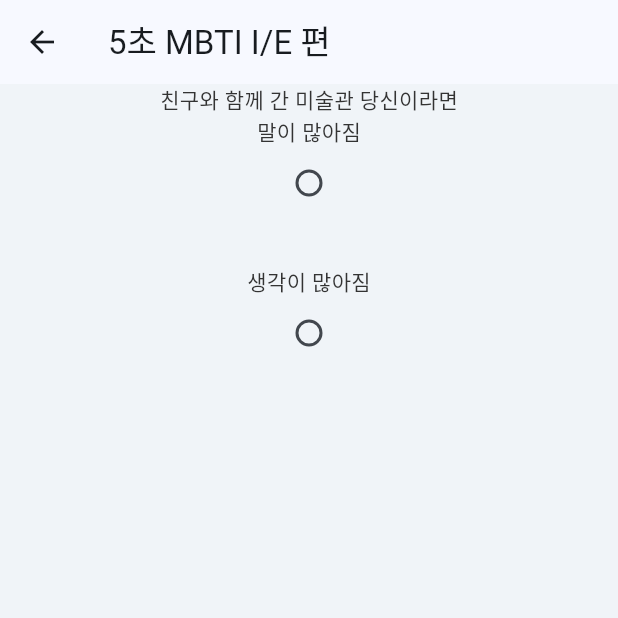
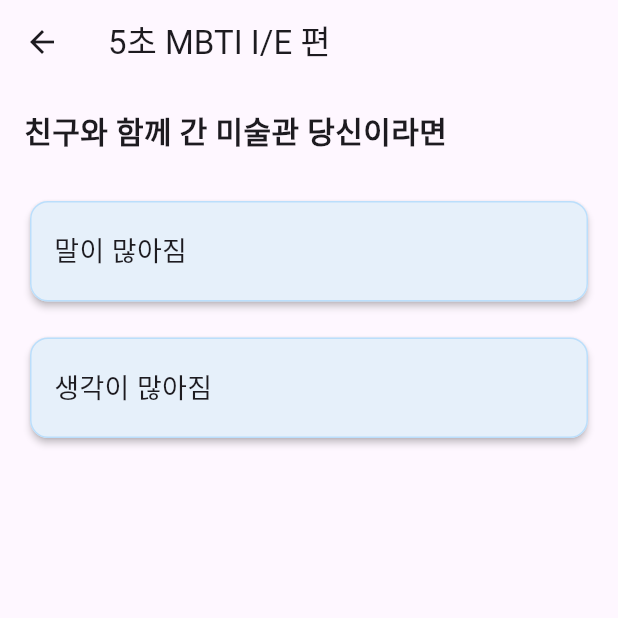
Before and after one commit to BaeSeongJin02/mobile, a Flutter app: the screen it shows after launch, after a tap on "MBTI", on a phone screen of 412 x 824 dp, the top half of it. Run offline on Flutter 3.47's test engine with Material 3 defaults, Android fonts, the phone set to English and light mode, and no system bars; our stand-ins replace firebase_analytics, firebase_core, firebase_remote_config, google_mobile_ads; accounts and stored records are empty; network calls fail.

```diff
--- a/personalitytest/lib/main.dart
+++ b/personalitytest/lib/main.dart
@@ -1,13 +1,11 @@
 import 'package:flutter/material.dart';
-import 'main/main_list_page.dart'; // MainPage 정의된 파일
-import 'package:firebase_core/firebase_core.dart';
-import 'firebase_options.dart';
+import 'package:flutter/services.dart';
+import 'dart:convert';
 
-void main() async {
+import '../sub/question_page.dart'; // 이미 쓰고 있던 페이지
+
+void main() {
   WidgetsFlutterBinding.ensureInitialized();
-  await Firebase.initializeApp(
-    options: DefaultFirebaseOptions.currentPlatform,
-  );
   runApp(const MyApp());
 }
 
@@ -16,21 +14,127 @@ class MyApp extends StatelessWidget {
 
   @override
   Widget build(BuildContext context) {
-    return MaterialApp(
-      title: 'PersonalityTest',
-      theme: ThemeData(
-        useMaterial3: true,
-        colorScheme: ColorScheme.fromSeed(
-          seedColor: const Color(0xFFA7C7E7),
-          brightness: Brightness.light,
-        ),
-        scaffoldBackgroundColor: const Color(0xFFF0F4F8),
-        cardColor: const Color(0xFFE6F0FA),
-        textTheme: const TextTheme(
-          bodyMedium: TextStyle(color: Color(0xFF333333)),
-        ),
-      ),
-      home: const MainPage(), //수정된 부분
+    return const MaterialApp(
+      debugShowCheckedModeBanner: false,
+      home: MainPage(),
     );
   }
 }
+
+class MainPage extends StatefulWidget {
+  const MainPage({super.key});
+
+  @override
+  State<MainPage> createState() => _MainPage();
+}
+
+class _MainPage extends State<MainPage> {
+  // 로컬 JSON만 사용 (Firebase, RemoteConfig, AdMob 전부 제거)
+  Future<String> loadAsset() async {
+    return await rootBundle.loadString('res/api/list.json');
+  }
+
+  @override
+  Widget build(BuildContext context) {
+    return Scaffold(
+      backgroundColor: const Color(0xFFF0F4F8),
+      body: SafeArea(
+        child: Column(
+          children: [
+            const SizedBox(height: 20),
+
+            // 상단 제목 (RemoteConfig 대신 고정 텍스트)
+            const Text(
+              '심리 테스트',
+              style: TextStyle(
+                fontSize: 24,
+                fontWeight: FontWeight.bold,
+                color: Color(0xFF336699),
+              ),
+            ),
+
+            const SizedBox(height: 20),
+
+            // 테스트 리스트
+            Expanded(
+              child: FutureBuilder<String>(
+                future: loadAsset(),
+                builder: (context, snapshot) {
+                  if (snapshot.connectionState == ConnectionState.waiting) {
+                    return const Center(child: CircularProgressIndicator());
+                  }
+
+                  if (snapshot.hasError) {
+                    return const Center(
+                      child: Text('JSON 파일을 불러오는 중 오류가 발생했습니다.'),
+                    );
+                  }
+
+                  if (!snapshot.hasData) {
+                    return const Center(
+                      child: Text('데이터를 불러올 수 없습니다.'),
+                    );
+                  }
+
+                  final list = jsonDecode(snapshot.data!);
+
+                  return ListView.builder(
+                    padding: const EdgeInsets.symmetric(horizontal: 16),
+                    itemCount: list['count'],
+                    itemBuilder: (context, index) {
+                      final item = list['questions'][index];
+                      return Padding(
+                        padding: const EdgeInsets.symmetric(vertical: 8),
+                        child: Card(
+                          color: const Color(0xFFE6F0FA),
+                          elevation: 2,
+                          shape: RoundedRectangleBorder(
+                            borderRadius: BorderRadius.circular(12),
+                          ),
+                          child: ListTile(
+                            title: Text(
+                              item['title'].toString(),
+                              style: const TextStyle(
+                                fontSize: 16,
+                                color: Color(0xFF333333),
+                              ),
+                            ),
+                            trailing: const Icon(
+                              Icons.arrow_forward_ios,
+                              color: Color(0xFF336699),
+                              size: 18,
+                            ),
+                            onTap: () {
+                              Navigator.of(context).push(
+                                MaterialPageRoute(
+                                  builder: (_) => QuestionPage(
+                                    question: item['file'],
+                                  ),
+                                ),
+                              );
+                            },
+                          ),
+                        ),
+                      );
+                    },
+                  );
+                },
+              ),
+            ),
+
+            const Padding(
+              padding: EdgeInsets.only(bottom: 12),
+              child: Text(
+                '인공지능공학부 20214275 배성진',
+                style: TextStyle(
+                  fontSize: 14,
+                  color: Color(0xFF999999),
+                ),
+              ),
+            ),
+          ],
+        ),
+      ),
+    );
+  }
+}
--- a/personalitytest/lib/main/main_list_page.dart
+++ b/personalitytest/lib/main/main_list_page.dart
@@ -2,41 +2,66 @@ import 'package:flutter/material.dart';
 import 'package:flutter/services.dart';
 import 'dart:convert';
 import '../sub/question_page.dart';
-import 'package:firebase_analytics/firebase_analytics.dart'; // 추가
-import 'package:firebase_remote_config/firebase_remote_config.dart'; // 추가
+import 'package:firebase_analytics/firebase_analytics.dart';
+import 'package:firebase_remote_config/firebase_remote_config.dart';
 
-class MainPage extends StatefulWidget{
+// 광고 패키지 추가
+import 'package:google_mobile_ads/google_mobile_ads.dart';
+
+class MainPage extends StatefulWidget {
   const MainPage({super.key});
 
   @override
-  State<StatefulWidget> createState(){
+  State<StatefulWidget> createState() {
     return _MainPage();
   }
 }
 
 class _MainPage extends State<MainPage> {
+  final FirebaseRemoteConfig remoteConfig = FirebaseRemoteConfig.instance;
 
-  final FirebaseRemoteConfig remoteConfig = FirebaseRemoteConfig.instance; // 추가
+  String welcomeTitle = '';
+  bool bannerUse = false;
+  int itemHeight = 50;
 
-  String welcomeTitle = ''; // 추가
-  bool bannerUse = false; // 추가
-  int itemHeight = 50; // 추가
+  BannerAd? _bannerAd; // 배너 광고 객체
 
   @override
   void initState() {
     super.initState();
     remoteConfigInit();
+    loadBannerAd(); // 광고 로드
   }
 
+  // 🔹 광고 초기화 함수
+  void loadBannerAd() {
+    _bannerAd = BannerAd(
+      adUnitId: 'ca-app-pub-3940256099942544/6300978111', // 테스트 광고 ID
+      size: AdSize.banner,
+      request: const AdRequest(),
+      listener: BannerAdListener(
+        onAdLoaded: (Ad ad) {
+          print("광고 로드 완료");
+          setState(() {});
+        },
+        onAdFailedToLoad: (Ad ad, LoadAdError error) {
+          print("광고 로드 실패: $error");
+          ad.dispose();
+        },
+      ),
+    )..load();
+  }
+
+  // 🔹 RemoteConfig 정보 불러오기
   void remoteConfigInit() async {
     await remoteConfig.fetch();
-    await remoteConfig.activate(); // activate()를 명시적으로 호출하기
+    await remoteConfig.activate();
 
     welcomeTitle = remoteConfig.getString('welcome');
     bannerUse = remoteConfig.getBool('banner');
     itemHeight = remoteConfig.getInt('item_height');
 
-    setState(() {}); // 값 변경 후 UI 업데이트
+    setState(() {});
   }
 
   Future<String> loadAsset() async {
@@ -46,35 +71,39 @@ class _MainPage extends State<MainPage> {
   @override
   Widget build(BuildContext context) {
     return Scaffold(
-      backgroundColor: const Color(0xFFF0F4F8), // 전체 배경 파스텔 블루
+      backgroundColor: const Color(0xFFF0F4F8), // 파스텔 블루 배경
       body: SafeArea(
         child: Column(
           children: [
             const SizedBox(height: 20),
 
-            // 상단 제목 텍스트
+            // 🔹 상단 제목
             const Text(
               '심리 테스트 종류',
               style: TextStyle(
                 fontSize: 24,
                 fontWeight: FontWeight.bold,
-                color: Color(0xFF336699), // 진한 파란색 텍스트
+                color: Color(0xFF336699),
               ),
             ),
 
             const SizedBox(height: 20),
 
-            // 테스트 리스트 (가운데 정렬)
+            // 🔹 테스트 리스트
             Expanded(
               child: FutureBuilder<String>(
                 future: loadAsset(),
                 builder: (context, snapshot) {
-                  switch (snapshot.connectionState) {
-                    case ConnectionState.waiting:
+                  if (snapshot.connectionState == ConnectionState.waiting) {
                     return const Center(child: CircularProgressIndicator());
-                    case ConnectionState.done:
-                      if (snapshot.hasData) {
+                  }
+
+                  if (!snapshot.hasData) {
+                    return const Center(child: Text('No data'));
+                  }
+
                   Map<String, dynamic> list = jsonDecode(snapshot.data!);
+
                   return ListView.builder(
                     padding: const EdgeInsets.symmetric(horizontal: 16),
                     itemCount: list['count'],
@@ -82,23 +111,22 @@ class _MainPage extends State<MainPage> {
                       return Padding(
                         padding: const EdgeInsets.symmetric(vertical: 8),
                         child: Card(
-                                color: const Color(0xFFE6F0FA), // 파스텔 카드
+                          color: const Color(0xFFE6F0FA),
                           elevation: 2,
                           shape: RoundedRectangleBorder(
                             borderRadius: BorderRadius.circular(12),
                           ),
                           child: ListTile(
                             title: Text(
-                                    list['questions'][index]['title']
-                                        .toString(),
+                              list['questions'][index]['title'].toString(),
                               style: const TextStyle(
                                 fontSize: 16,
-                                      color: Color(0xFF333333), // 텍스트 컬러
+                                color: Color(0xFF333333),
                               ),
                             ),
                             trailing: const Icon(
                               Icons.arrow_forward_ios,
-                                    color: Color(0xFF336699), // 아이콘 컬러
+                              color: Color(0xFF336699),
                               size: 18,
                             ),
                             onTap: () async {
@@ -106,16 +134,15 @@ class _MainPage extends State<MainPage> {
                                 await FirebaseAnalytics.instance.logEvent(
                                   name: 'test_click',
                                   parameters: {
-                                          'test_name': list['questions'][index]['title']
-                                              .toString(),
+                                    'test_name': list['questions'][index]['title'].toString(),
                                   },
                                 );
+
                                 await Navigator.of(context).push(
                                   MaterialPageRoute(
                                     builder: (context) {
                                       return QuestionPage(
-                                              question: list['questions'][index]['file']
-                                                  .toString(),
+                                        question: list['questions'][index]['file'].toString(),
                                       );
                                     },
                                   ),
@@ -129,24 +156,26 @@ class _MainPage extends State<MainPage> {
                       );
                     },
                   );
-                      } else {
-                        return const Center(child: Text('No data'));
-                      }
-                    default:
-                      return const Center(child: Text('No data'));
-                  }
                 },
               ),
             ),
 
-            // 하단 학번/이름 표시
+            // 🔹 광고 배너 영역
+            if (_bannerAd != null)
+              SizedBox(
+                width: _bannerAd!.size.width.toDouble(),
+                height: _bannerAd!.size.height.toDouble(),
+                child: AdWidget(ad: _bannerAd!),
+              ),
+
+            // 🔹 하단 학번/이름
             const Padding(
               padding: EdgeInsets.only(bottom: 12),
               child: Text(
                 '인공지능공학부 20214275 배성진',
                 style: TextStyle(
                   fontSize: 14,
-                  color: Color(0xFF999999), // 연한 회색
+                  color: Color(0xFF999999),
                 ),
               ),
             ),
--- a/personalitytest/lib/sub/question_page.dart
+++ b/personalitytest/lib/sub/question_page.dart
@@ -1,5 +1,5 @@
+import 'package:flutter/material.dart';
 import 'dart:convert';
-import 'package:flutter/material.dart';
 import 'package:flutter/services.dart';
 import '../detail/detail_page.dart';
 
@@ -9,108 +9,87 @@ class QuestionPage extends StatefulWidget {
   const QuestionPage({super.key, required this.question});
 
   @override
-  State<StatefulWidget> createState() {
-    return _QuestionPage();
-  }
+  State<QuestionPage> createState() => _QuestionPageState();
 }
 
-class _QuestionPage extends State<QuestionPage> {
-  String title = '';
-  int selectNumber = -1;
-
-  Future<String> loadAsset(String fileName) async {
-    return await rootBundle.loadString('res/api/$fileName.json');
-  }
+class _QuestionPageState extends State<QuestionPage> {
+  Map<String, dynamic>? questionData;
 
   @override
   void initState() {
     super.initState();
+    loadQuestion();
+  }
+
+  Future<void> loadQuestion() async {
+    final String jsonString = await rootBundle.loadString('res/api/${widget.question}.json');
+    final data = jsonDecode(jsonString);
+    setState(() {
+      questionData = data;
+    });
   }
 
   @override
   Widget build(BuildContext context) {
-    return FutureBuilder(
-      builder: (context, snapshot) {
-        if (snapshot.hasData == false) {
-          return const CircularProgressIndicator();
-        } else if (snapshot.hasData) {
-          Map<String, dynamic> questions = jsonDecode(snapshot.data!);
-          title = questions['title'].toString();
+    if (questionData == null) {
+      return const Scaffold(
+        body: Center(child: CircularProgressIndicator()),
+      );
+    }
 
-          List<Widget> widgets;
-          widgets = List<Widget>.generate(
-            (questions['selects'] as List<dynamic>).length,
-                (int index) => SizedBox(
-              height: 100,
-              child: Column(
-                children: [
-                  Text(questions['selects'][index]),
-                  Radio(
-                    value: index,
-                    groupValue: selectNumber,
-                    onChanged: (value) {
-                      setState(() {
-                        selectNumber = index;
-                      });
+    return Scaffold(
+      appBar: AppBar(
+        title: Text(questionData!['title']),
+      ),
+      body: Padding(
+        padding: const EdgeInsets.all(16),
+        child: Column(
+          crossAxisAlignment: CrossAxisAlignment.start,
+          children: [
+            Text(
+              questionData!['question'],
+              style: const TextStyle(fontSize: 20, fontWeight: FontWeight.bold),
+            ),
+            const SizedBox(height: 20),
+            ...List.generate(questionData!['selects'].length, (index) {
+              return Padding(
+                padding: const EdgeInsets.symmetric(vertical: 8),
+                child: GestureDetector(
+                    onTap: () {
+                      Navigator.push(
+                        context,
+                        MaterialPageRoute(
+                          builder: (_) => DetailPage(
+                            question: questionData!['title'],
+                            answer: questionData!['answer'][index],
+                            selectedIndex: index,
+                            totalOptions: questionData!['selects'].length,
+                          ),
+                        ),
+                      );
                     },
-                  ),
-                ],
-              ),
-            ),
-          );
-
-          return Scaffold(
-            appBar: AppBar(
-              title: Text(title),
-            ),
-            body: Column(
-              children: [
-                Text(questions['question'].toString()),
-                Expanded(
-                  child: ListView.builder(
-                    itemCount: widgets.length,
-                    itemBuilder: (context, index) {
-                      final item = widgets[index];
-                      return item;
-                    },
+                  child: Card(
+                    color: const Color(0xFFE6F0FA),
+                    shape: RoundedRectangleBorder(
+                      borderRadius: BorderRadius.circular(12),
+                      side: BorderSide(color: Colors.blue.shade100, width: 1),
+                    ),
+                    elevation: 2,
+                    child: Container(
+                      width: double.infinity,
+                      padding: const EdgeInsets.symmetric(vertical: 20, horizontal: 16),
+                      child: Text(
+                        questionData!['selects'][index],
+                        style: const TextStyle(fontSize: 18),
+                      ),
+                    ),
                   ),
                 ),
-                selectNumber == -1
-                    ? Container()
-                    : ElevatedButton(
-                  onPressed: () {
-                    // 결과 페이지로 이동하기
-                    Navigator.of(context).pushReplacement(
-                      MaterialPageRoute(
-                        builder: (context) {
-                          return DetailPage(
-                            answer: questions['answer'][selectNumber],
-                            question: questions['question'],
-                          );
-                        },
-                      ),
-                    );
-                  },
-                  child: const Text('결과 보기'),
-                ),
-              ],
-            ),
-          );
-        } else if (snapshot.hasError) {
-          return Padding(
-            padding: const EdgeInsets.all(8.0),
-            child: Center(
-              child: Text(
-                'Error: ${snapshot.error}',
-                style: const TextStyle(fontSize: 15),
-              ),
-            ),
-          );
-        } else {
-          return Container();
-        }
-      },
-      future: loadAsset(widget.question),
+              );
+            }),
+          ],
+        ),
+      ),
     );
   }
 }
--- a/personalitytest/pubspec.yaml
+++ b/personalitytest/pubspec.yaml
@@ -30,6 +30,7 @@ environment:
 dependencies:
   flutter:
     sdk: flutter
+  google_mobile_ads: ^4.0.0 #광고
 
 
   # The following adds the Cupertino Icons font to your application.
```
Also changed, not shown: personalitytest/lib/detail/detail_page.dart (+41 -15 lines), 3 other files. Lines whose indentation alone changed are shown as unchanged.
